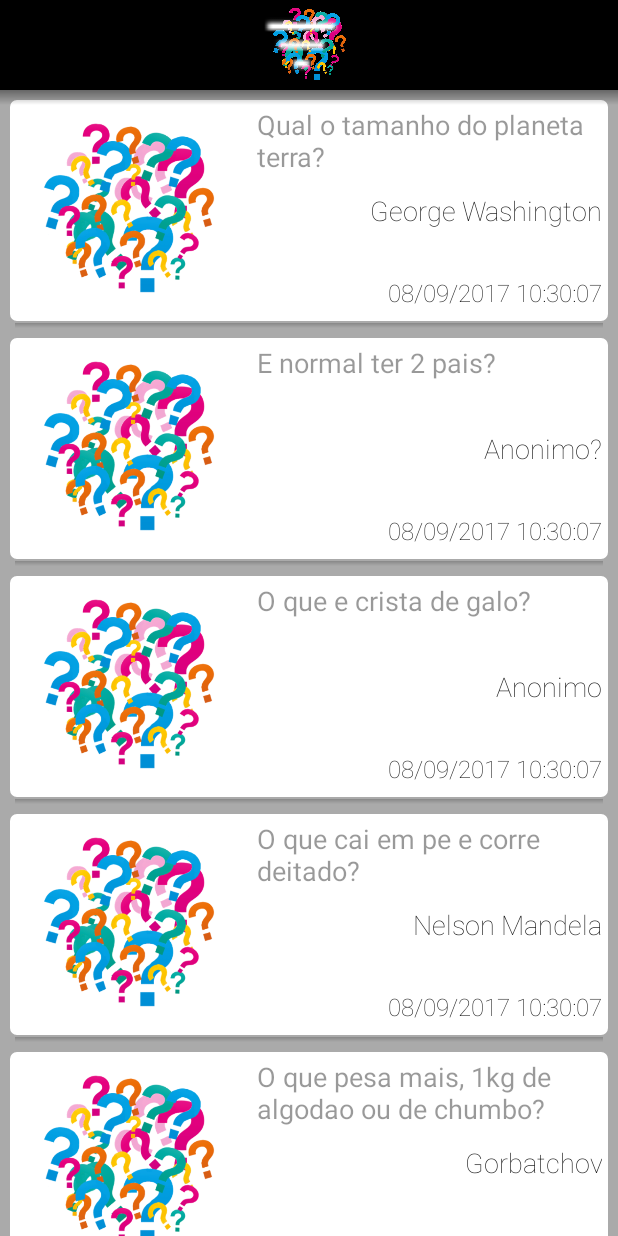
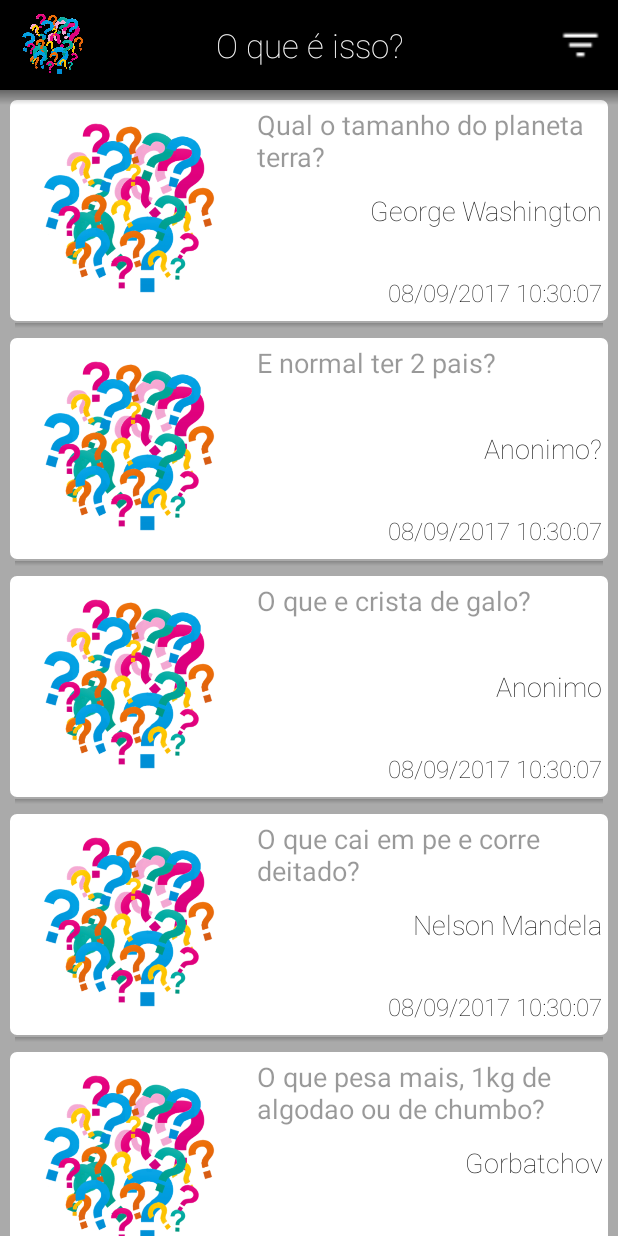
Before and after one commit to xxnickfuryxx/oqueeisso, an Android app: the DashboardActivity screen opened directly, with no data from a screen before it, on a phone screen of 412 x 824 dp. Run offline under Robolectric (Android 15) with nearby library versions, the phone set to English and light mode, and no system bars; libraries missing offline, so code that uses them is left out: com.jeremyfeinstein.slidingmenu; 9 statements that could not run were skipped.

Commit message:
Ajuste do header

```diff
--- a/app/src/main/res/layout/header_layout.xml
+++ b/app/src/main/res/layout/header_layout.xml
@@ -17,11 +17,22 @@
 
         <ImageView
             android:id="@+id/btn_menu"
-            android:layout_width="match_parent"
+            android:layout_width="@dimen/dim_50"
             android:layout_height="match_parent"
+            android:layout_marginLeft="@dimen/dim_10"
             android:src="@drawable/oqueeisso_logo"
             android:layout_centerVertical="true"
             android:layout_alignParentStart="true"/>
+
+        <ImageView
+            android:layout_width="@dimen/dim_30"
+            android:layout_height="match_parent"
+            android:id="@+id/btn_filter"
+            android:layout_alignParentEnd="true"
+            android:src="@drawable/ic_filter_list_white_18dp"
+            android:layout_marginRight="@dimen/dim_10"
+            android:layout_alignParentTop="true"
+            android:layout_alignParentBottom="true"/>
 
         <TextView
             android:layout_width="match_parent"
@@ -29,22 +40,11 @@
             android:textAppearance="?android:attr/textAppearanceLarge"
             android:text="@string/app_name"
             android:id="@+id/textView2"
-            android:paddingLeft="@dimen/dim_10"
-            android:layout_centerVertical="true"
-            android:layout_toEndOf="@+id/btn_menu"
             android:textColor="@android:color/white"
             android:fontFamily="sans-serif-thin"
-            android:gravity="left|center"/>
-
-        <ImageView
-            android:layout_width="match_parent"
-            android:layout_height="match_parent"
-            android:id="@+id/btn_filter"
-            android:layout_alignParentEnd="true"
-            android:src="@drawable/ic_filter_list_white_18dp"
-            android:layout_marginRight="@dimen/dim_10"
+            android:gravity="center"
             android:layout_alignParentTop="true"
-            android:layout_alignParentBottom="true"/>
+            android:layout_alignParentStart="true" />
 
     </RelativeLayout>
     <!--View
```
Also changed, not shown: 1 other file.
